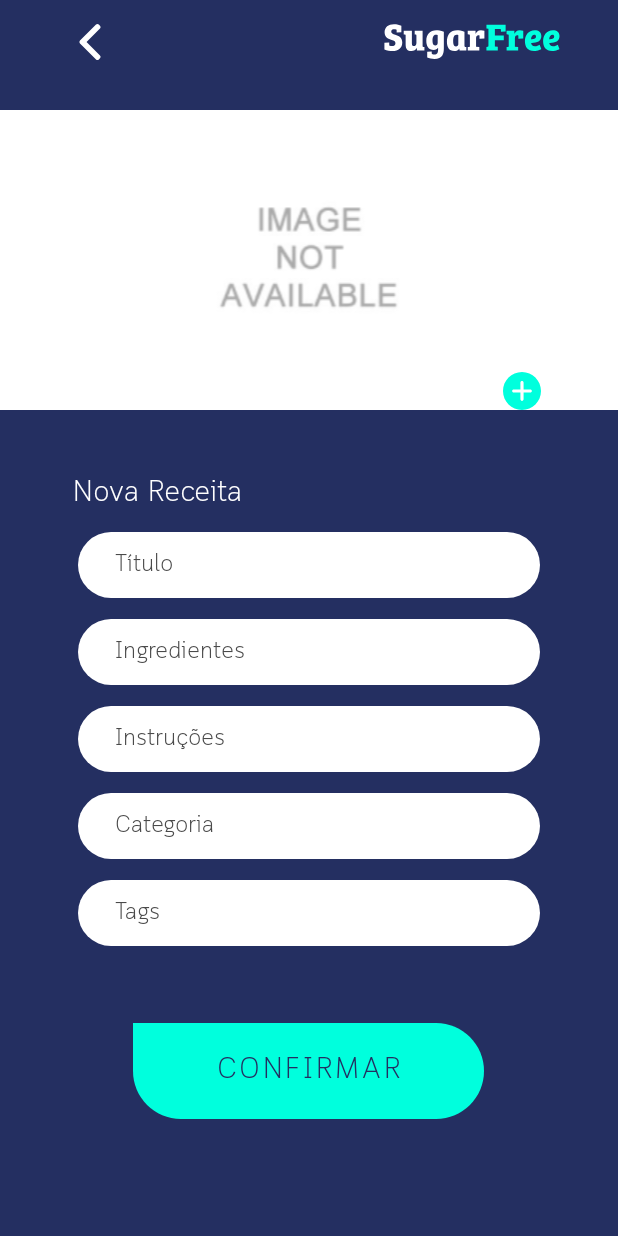
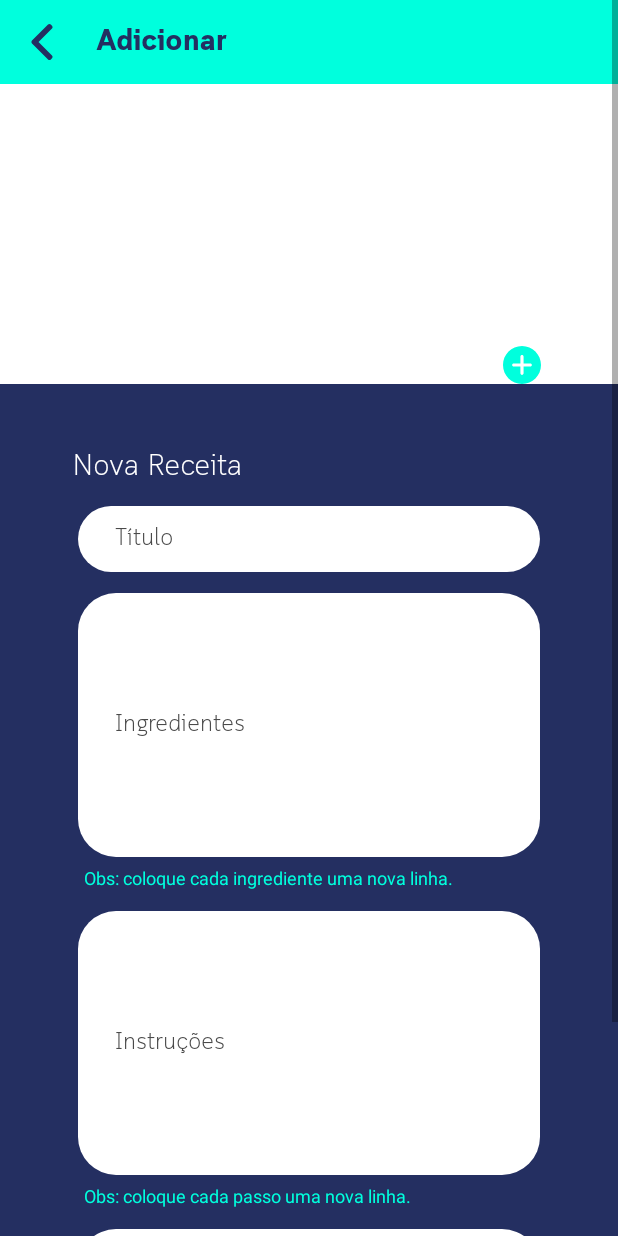
Before and after one commit to JeffMeneses/SugarFree, an Android app: the AddRecipeWrittenActivity screen opened directly, with no data from a screen before it, on a phone screen of 412 x 824 dp. Run offline under Robolectric (Android 15) with nearby library versions, the phone set to English and light mode, and no system bars; network calls fail.

Commit message:
[APP] Fixing Recipe flow

```diff
--- a/APP/app/src/main/java/com/example/sugarfree/AddRecipeWrittenActivity.java
+++ b/APP/app/src/main/java/com/example/sugarfree/AddRecipeWrittenActivity.java
@@ -25,8 +25,9 @@ import java.io.InputStream;
 public class AddRecipeWrittenActivity extends AppCompatActivity {
     private Context mContext;
 
-    private TextView mTitle, mIngredients, mInstructions, mCategory, mTags;
-    private ImageView mPicture;
+    private TextView mTitle, mIngredients, mInstructions, mTags, mTitleToolBar;
+    private ImageView mPicture, mReturnArrow;
+    private String mCategory;
 
     @Override
     protected void onCreate(Bundle savedInstanceState) {
@@ -34,11 +35,17 @@ public class AddRecipeWrittenActivity extends AppCompatActivity {
         setContentView(R.layout.activity_add_recipe_written);
         mContext = getApplicationContext();
 
+        Intent intent = getIntent();
+        mCategory = intent.getStringExtra("category");
+
         mTitle = findViewById(R.id.txtTitle);
         mIngredients = findViewById(R.id.txtIngredients);
         mInstructions = findViewById(R.id.txtInstructions);
-        mCategory = findViewById(R.id.txtCategory);
         mTags = findViewById(R.id.txtTags);
+
+        mTitleToolBar = findViewById(R.id.txtToolbarTitle);
+        mReturnArrow = findViewById(R.id.imgToolbarArrow);
+        updateToolbar();
 
         mPicture = (ImageView)findViewById(R.id.imgRecipe);
         //Bitmap image = BitmapFactory.decodeResource(getResources(), R.drawable.ic_profile_picture);
@@ -86,7 +93,7 @@ public class AddRecipeWrittenActivity extends AppCompatActivity {
         String title = mTitle.getText().toString();
         String ingredients = mIngredients.getText().toString();
         String instructions = mInstructions.getText().toString();
-        String category = mCategory.getText().toString();
+        String category = mCategory;
         String tags = mTags.getText().toString();
 
         mPicture.setDrawingCacheEnabled(true);
@@ -111,8 +118,20 @@ public class AddRecipeWrittenActivity extends AppCompatActivity {
             @Override
             public void onResponse(String message) {
                 Toast.makeText(mContext, message,Toast.LENGTH_LONG).show();
-                startActivity(new Intent(mContext, MainActivity.class));
+
+                Intent intent = new Intent(mContext, CategoryActivity.class);
+                intent.putExtra("categoryName", mCategory);
+                startActivity(intent);
+                finish();
             }
         });
     }
+
+    public void updateToolbar()
+    {
+        mTitleToolBar.setText("Adicionar");
+
+        mReturnArrow.setVisibility(View.VISIBLE);
+        mTitleToolBar.setVisibility(View.VISIBLE);
+    }
 }
--- a/APP/app/src/main/java/com/example/sugarfree/CategoryActivity.java
+++ b/APP/app/src/main/java/com/example/sugarfree/CategoryActivity.java
@@ -65,6 +65,7 @@ public class CategoryActivity extends AppCompatActivity {
         if(getIntent().hasExtra("categoryName"))
         {
             mCategoryName = getIntent().getStringExtra("categoryName");
+            mCategoryName = mCategoryName.replaceAll("\n", "");
         }
     }
 
@@ -157,6 +158,9 @@ public class CategoryActivity extends AppCompatActivity {
 
     public void onClickAddRecipe(View v)
     {
-        startActivity(new Intent(mContext, AddRecipeWrittenActivity.class));
+        Intent intent = new Intent(mContext, AddRecipeWrittenActivity.class);
+        intent.putExtra("category", mCategoryName);
+        startActivity(intent);
+        finish();
     }
 }
--- a/APP/app/src/main/java/com/example/sugarfree/utils/RecipeAdapter.java
+++ b/APP/app/src/main/java/com/example/sugarfree/utils/RecipeAdapter.java
@@ -73,7 +73,7 @@ public class RecipeAdapter extends RecyclerView.Adapter<RecipeAdapter.RecipeView
 
         holder.mImageView.setImageBitmap(currentItem.getImageResource());
         holder.mTextView1.setText(title);
-        holder.mTextView2.setText("Likes: "+likes);
+        holder.mTextView2.setText("Curtidas: "+likes);
     }
 
     @Override
--- a/APP/app/src/main/res/layout/activity_add_recipe_written.xml
+++ b/APP/app/src/main/res/layout/activity_add_recipe_written.xml
@@ -15,39 +15,18 @@
         android:background="@color/darkBlue"
         tools:context=".AddRecipeWrittenActivity">
 
-        <ImageView
-            android:id="@+id/btnGoBack"
-            android:layout_width="wrap_content"
-            android:layout_height="wrap_content"
-            android:layout_marginTop="16dp"
-            app:layout_constraintEnd_toEndOf="parent"
-            app:layout_constraintHorizontal_bias="0.124"
-            app:layout_constraintStart_toStartOf="parent"
-            app:layout_constraintTop_toTopOf="parent"
-            app:srcCompat="@drawable/ic_return_arrow"
-            android:onClick="onClickReturn"/>
-
-        <ImageView
-            android:id="@+id/lblTitleSugarFree"
-            android:layout_width="117dp"
-            android:layout_height="23dp"
-            android:layout_marginTop="16dp"
-            android:background="@drawable/ic_sugarfree_text"
-            app:layout_constraintEnd_toEndOf="parent"
-            app:layout_constraintHorizontal_bias="0.868"
-            app:layout_constraintStart_toStartOf="parent"
-            app:layout_constraintTop_toTopOf="parent" />
+        <include layout="@layout/toolbar"
+            android:id="@+id/toolbar"/>
 
         <ImageView
             android:id="@+id/imgRecipe"
             android:layout_width="match_parent"
             android:layout_height="200dp"
-            android:layout_marginTop="34dp"
-            android:src="@drawable/ic_default_image"
             android:background="@color/white"
             app:layout_constraintEnd_toEndOf="parent"
             app:layout_constraintStart_toStartOf="parent"
-            app:layout_constraintTop_toBottomOf="@+id/lblTitleSugarFree" />
+            app:layout_constraintTop_toBottomOf="@+id/toolbar"
+            android:scaleType="centerCrop"/>
 
         <ImageView
             android:id="@+id/imageView4"
@@ -95,12 +74,13 @@
         <EditText
             android:id="@+id/txtIngredients"
             android:layout_width="wrap_content"
-            android:layout_height="44dp"
+            android:layout_height="wrap_content"
             android:layout_marginTop="14dp"
             android:background="@drawable/input_field"
             android:ems="14"
             android:fontFamily="@font/cloud_light"
             android:hint="Ingredientes"
+            android:lines="8"
             android:inputType="textMultiLine"
             android:textColor="@color/darkGray"
             android:textColorHint="@color/darkGray"
@@ -109,36 +89,46 @@
             app:layout_constraintStart_toStartOf="parent"
             app:layout_constraintTop_toBottomOf="@+id/txtTitle" />
 
+        <TextView
+            android:id="@+id/txtObsIngredients"
+            android:layout_width="300dp"
+            android:layout_height="wrap_content"
+            android:layout_marginTop="5dp"
+            android:fontFamily="@font/cloud"
+            android:text="Obs: coloque cada ingrediente uma nova linha."
+            android:textColor="@color/lightBlue"
+            android:textSize="12sp"
+            app:layout_constraintEnd_toEndOf="parent"
+            app:layout_constraintStart_toStartOf="parent"
+            app:layout_constraintTop_toBottomOf="@+id/txtIngredients" />
+
         <EditText
             android:id="@+id/txtInstructions"
             android:layout_width="wrap_content"
-            android:layout_height="44dp"
+            android:layout_height="wrap_content"
             android:layout_marginTop="14dp"
             android:background="@drawable/input_field"
             android:ems="14"
             android:fontFamily="@font/cloud_light"
             android:hint="Instruções"
+            android:lines="8"
             android:inputType="textMultiLine"
             android:textColor="@color/darkGray"
             android:textColorHint="@color/darkGray"
             android:textSize="16sp"
             app:layout_constraintEnd_toEndOf="parent"
             app:layout_constraintStart_toStartOf="parent"
-            app:layout_constraintTop_toBottomOf="@+id/txtIngredients" />
+            app:layout_constraintTop_toBottomOf="@+id/txtObsIngredients" />
 
-        <EditText
-            android:id="@+id/txtCategory"
-            android:layout_width="wrap_content"
-            android:layout_height="44dp"
-            android:layout_marginTop="14dp"
-            android:background="@drawable/input_field"
-            android:ems="14"
-            android:fontFamily="@font/cloud_light"
-            android:hint="Categoria"
-            android:inputType="text"
-            android:textColor="@color/darkGray"
-            android:textColorHint="@color/darkGray"
-            android:textSize="16sp"
+        <TextView
+            android:id="@+id/txtObsInstructions"
+            android:layout_width="300dp"
+            android:layout_height="wrap_content"
+            android:layout_marginTop="5dp"
+            android:fontFamily="@font/cloud"
+            android:text="Obs: coloque cada passo uma nova linha."
+            android:textColor="@color/lightBlue"
+            android:textSize="12sp"
             app:layout_constraintEnd_toEndOf="parent"
             app:layout_constraintStart_toStartOf="parent"
             app:layout_constraintTop_toBottomOf="@+id/txtInstructions" />
@@ -146,19 +136,33 @@
         <EditText
             android:id="@+id/txtTags"
             android:layout_width="wrap_content"
-            android:layout_height="44dp"
+            android:layout_height="wrap_content"
             android:layout_marginTop="14dp"
             android:background="@drawable/input_field"
             android:ems="14"
             android:fontFamily="@font/cloud_light"
             android:hint="Tags"
-            android:inputType="text"
+            android:lines="3"
+            android:inputType="textMultiLine"
             android:textColor="@color/darkGray"
             android:textColorHint="@color/darkGray"
             android:textSize="16sp"
             app:layout_constraintEnd_toEndOf="parent"
             app:layout_constraintStart_toStartOf="parent"
-            app:layout_constraintTop_toBottomOf="@+id/txtCategory" />
+            app:layout_constraintTop_toBottomOf="@+id/txtObsInstructions" />
+
+        <TextView
+            android:id="@+id/txtObsTags"
+            android:layout_width="300dp"
+            android:layout_height="wrap_content"
+            android:layout_marginTop="5dp"
+            android:fontFamily="@font/cloud"
+            android:text="Obs: separe cada tag com vígula(,)."
+            android:textColor="@color/lightBlue"
+            android:textSize="12sp"
+            app:layout_constraintEnd_toEndOf="parent"
+            app:layout_constraintStart_toStartOf="parent"
+            app:layout_constraintTop_toBottomOf="@+id/txtTags" />
 
         <com.google.android.material.button.MaterialButton
             android:id="@+id/btnConfirm"
--- a/APP/app/src/main/res/layout/activity_details.xml
+++ b/APP/app/src/main/res/layout/activity_details.xml
@@ -26,7 +26,8 @@
             app:layout_constraintEnd_toEndOf="parent"
             app:layout_constraintStart_toStartOf="parent"
             app:layout_constraintTop_toBottomOf="@+id/toolbar"
-            android:background="@color/white"/>
+            android:background="@color/white"
+            android:scaleType="centerCrop"/>
 
         <TextView
             android:id="@+id/txtTitleDetails"
--- a/APP/app/src/main/res/layout/activity_main.xml
+++ b/APP/app/src/main/res/layout/activity_main.xml
@@ -128,7 +128,7 @@
                         android:layout_centerVertical="true"
                         android:layout_marginLeft="40dp"
                         android:fontFamily="@font/cloud"
-                        android:text="Almoço\ne Jantar"
+                        android:text="Almoço \ne Jantar"
                         android:textColor="@color/white"
                         android:textSize="20sp" />
 
--- a/APP/app/src/main/res/layout/category_item.xml
+++ b/APP/app/src/main/res/layout/category_item.xml
@@ -17,7 +17,8 @@
             android:id="@+id/imgRecipe"
             android:layout_width="150dp"
             android:layout_height="200dp"
-            android:background="@drawable/ic_default_image"/>
+            android:background="@drawable/ic_default_image"
+            android:scaleType="centerCrop"/>
 
         <TextView
             android:id="@+id/txtTitle"
```
